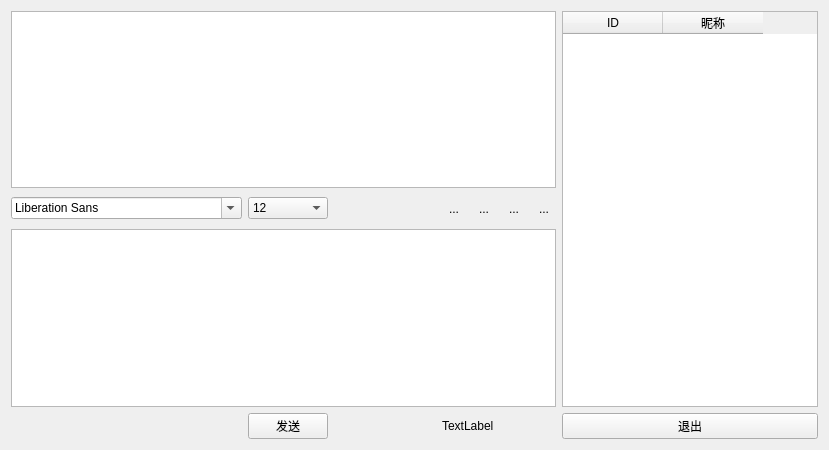
Before: the Qt Designer form Client/chatwidget.ui in Psychim/Group5Pro, drawn with Qt 5.
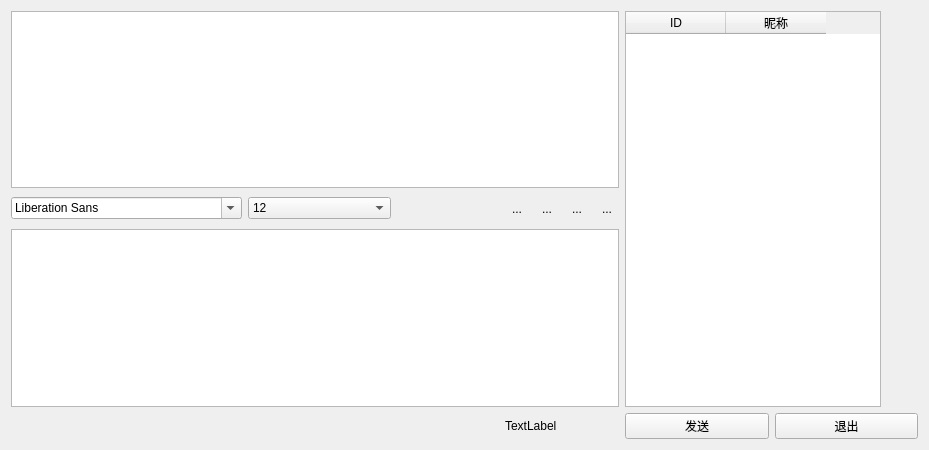
After: the same form once the commit is applied. Icons and pictures are not drawn.

Diff of the .ui file:
```diff
--- a/Client/chatwidget.ui
+++ b/Client/chatwidget.ui
@@ -6,7 +6,7 @@
    <rect>
     <x>0</x>
     <y>0</y>
-    <width>801</width>
+    <width>929</width>
     <height>450</height>
    </rect>
   </property>
@@ -17,7 +17,7 @@
    <item row="0" column="0" colspan="9">
     <widget class="QTextBrowser" name="messageBrowser"/>
    </item>
-   <item row="0" column="9" rowspan="3">
+   <item row="0" column="9" rowspan="3" colspan="2">
     <widget class="QTableWidget" name="userTableWidget">
      <property name="sizePolicy">
       <sizepolicy hsizetype="Fixed" vsizetype="Expanding">
@@ -267,27 +267,33 @@
    <item row="2" column="0" colspan="9">
     <widget class="QTextEdit" name="messageTextEdit"/>
    </item>
-   <item row="3" column="1">
+   <item row="3" column="5" colspan="2">
+    <widget class="QLabel" name="userNumberLabel">
+     <property name="text">
+      <string>TextLabel</string>
+     </property>
+    </widget>
+   </item>
+   <item row="3" column="9">
     <widget class="QPushButton" name="sendButton">
+     <property name="styleSheet">
+      <string notr="true"/>
+     </property>
      <property name="text">
       <string>发送</string>
      </property>
     </widget>
    </item>
-   <item row="3" column="9">
+   <item row="3" column="10">
     <widget class="QPushButton" name="exitButton">
+     <property name="styleSheet">
+      <string notr="true"/>
+     </property>
      <property name="text">
       <string>退出</string>
      </property>
     </widget>
    </item>
-   <item row="3" column="5" colspan="2">
-    <widget class="QLabel" name="userNumberLabel">
-     <property name="text">
-      <string>TextLabel</string>
-     </property>
-    </widget>
-   </item>
   </layout>
  </widget>
  <layoutdefault spacing="6" margin="11"/>
```
